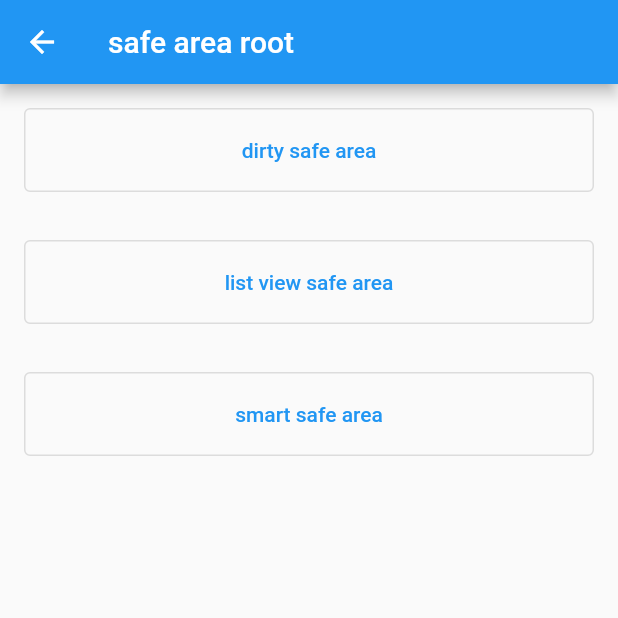
After one commit to sho-ito-1027/flutter_playground, a Flutter app: the SafeAreaRootPage screen opened by its route, on a phone screen of 412 x 824 dp, the top half of it. The commit adds this screen. Run offline on Flutter 3.47's test engine with Material 2 defaults, Android fonts, the phone set to English and light mode, and no system bars; our stand-ins replace auto_route, firebase_core, flutter_svg, freezed_annotation; accounts and stored records are empty; generated files the repository leaves out were written again.

Commit message:
add safe area root page

```diff
--- a/lib/router/router.dart
+++ b/lib/router/router.dart
@@ -9,6 +9,7 @@ import 'package:flutter_playground/ui/image/each_box_fix_page.dart';
 import 'package:flutter_playground/ui/playground.dart';
 import 'package:flutter_playground/ui/safe_area/dirty_safe_area_page.dart';
 import 'package:flutter_playground/ui/safe_area/list_view_safe_area_page.dart';
+import 'package:flutter_playground/ui/safe_area/safe_area_root_page.dart';
 import 'package:flutter_playground/ui/safe_area/smart_safe_area_page.dart';
 
 export 'router.gr.dart';
@@ -24,6 +25,7 @@ export 'router.gr.dart';
     AutoRoute(page: MinimumSizeButtonPage),
     AutoRoute(page: ModalFixedFooterPage),
     AutoRoute(page: PlaygroundPage, initial: true),
+    AutoRoute(page: SafeAreaRootPage),
     AutoRoute(page: SmartSafeAreaPage, fullscreenDialog: true),
     AutoRoute(page: TempSamplePage),
     AutoRoute(page: TextButtonIconPage),
--- a/lib/ui/playground.dart
+++ b/lib/ui/playground.dart
@@ -19,7 +19,7 @@ class PlaygroundPage extends StatelessWidget {
       _titleKey: 'modal fixed footer sample',
       _routeKey: ModalFixedFooterRoute()
     },
-    {_titleKey: 'smart safe area sample', _routeKey: SmartSafeAreaRoute()},
+    {_titleKey: 'safe area sample', _routeKey: SafeAreaRootRoute()},
   ];
 
   @override
--- /dev/null
+++ b/lib/ui/safe_area/safe_area_root_page.dart
@@ -0,0 +1,50 @@
+import 'package:auto_route/auto_route.dart';
+import 'package:flutter/material.dart';
+import 'package:flutter_playground/model/safe_area/safe_area_model.dart';
+import 'package:flutter_playground/router/router.dart';
+
+class SafeAreaRootPage extends StatelessWidget {
+  const SafeAreaRootPage({Key? key}) : super(key: key);
+
+  static const models = <SafeAreaModel>[
+    SafeAreaModel(
+      title: 'dirty safe area',
+      routeInfo: DirtySafeAreaRoute(),
+    ),
+    SafeAreaModel(
+      title: 'list view safe area',
+      routeInfo: ListViewSafeAreaRoute(),
+    ),
+    SafeAreaModel(
+      title: 'smart safe area',
+      routeInfo: SmartSafeAreaRoute(),
+    ),
+  ];
+
+  @override
+  Widget build(BuildContext context) {
+    return Scaffold(
+      appBar: AppBar(
+        title: const Text('safe area root'),
+      ),
+      body: SafeArea(
+        child: Column(
+          children: models
+              .map((e) => Padding(
+                    padding: const EdgeInsets.all(16.0),
+                    child: OutlinedButton(
+                      style: OutlinedButton.styleFrom(
+                        minimumSize: const Size(double.infinity, 56.0),
+                      ),
+                      onPressed: () {
+                        context.router.push(e.routeInfo);
+                      },
+                      child: Text(e.title),
+                    ),
+                  ))
+              .toList(),
+        ),
+      ),
+    );
+  }
+}
```
